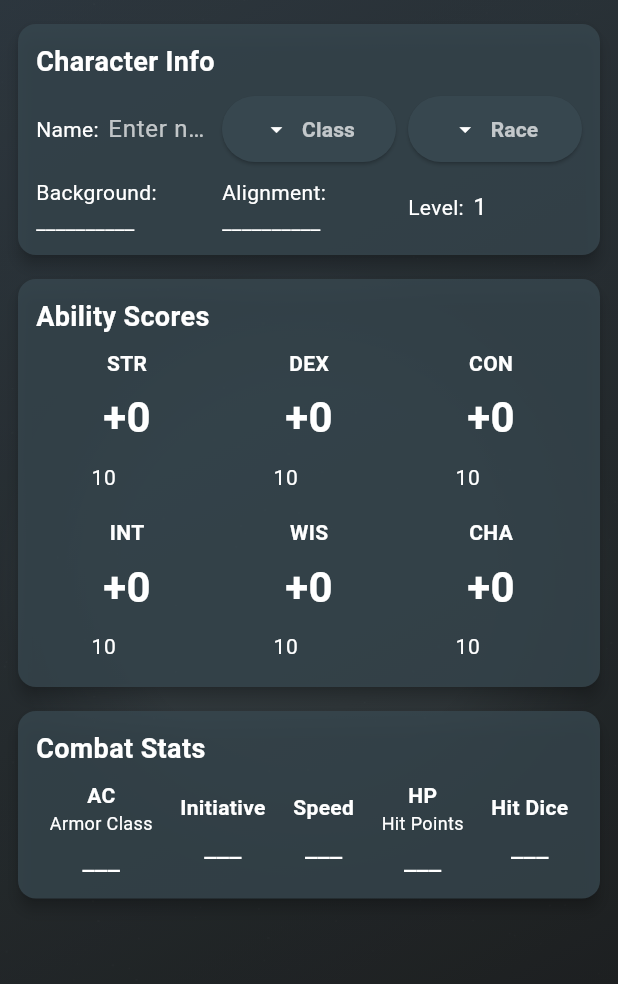
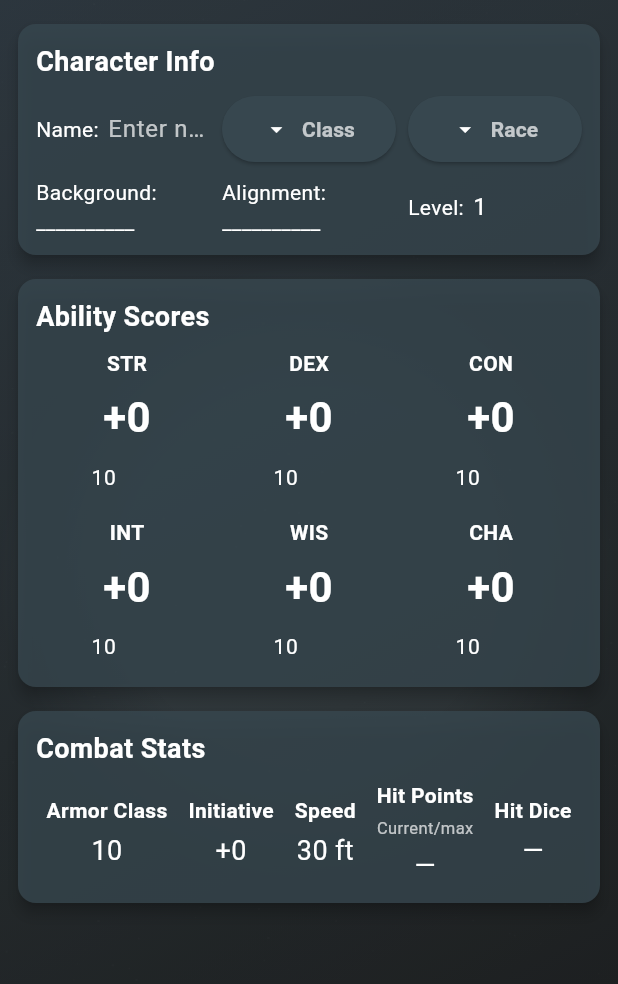
Before and after one commit to Dherman3607/code, a Flutter app: the screen it shows after launch, on a phone screen of 412 x 824 dp, the part 84-1068 px from its top. Run offline on Flutter 3.47's test engine with Material 3 defaults, Android fonts, the phone set to English and light mode, and no system bars.

Commit message:
coninueing work on UI and math for character sheet

```diff
--- a/dnd_app/lib/character_sheet.dart
+++ b/dnd_app/lib/character_sheet.dart
@@ -172,12 +172,39 @@ class _CharacterSheetState extends State<CharacterSheet> {
   }
 
   Widget _buildCombatStat(String name, String subtitle, {String? value}) {
+    // Default placeholders (remove temporary underscores)
+    String displayValue = value ?? '';
+    final key = name.toLowerCase();
+    if (displayValue.isEmpty) {
+      if (key == 'ac')
+        displayValue = '10';
+      else if (key == 'initiative')
+        displayValue = '+0';
+      else if (key == 'speed')
+        displayValue = '30 ft';
+      else
+        displayValue = '—';
+    }
+    // Render full-word label and value. Remove duplicate abbreviation line.
+    final topLabel = subtitle.isNotEmpty ? subtitle : name;
     return Column(
+      crossAxisAlignment: CrossAxisAlignment.center,
       children: [
-        Text(name, style: TextStyle(fontWeight: FontWeight.bold)),
-        if (subtitle.isNotEmpty) Text(subtitle, style: TextStyle(fontSize: 12)),
+        // Full word label (bold)
+        Text(topLabel,
+            style: TextStyle(fontWeight: FontWeight.bold),
+            textAlign: TextAlign.center),
+        // Slightly smaller gap before subtitle for consistent vertical rhythm
         SizedBox(height: 4),
-        Text(value ?? '___', style: TextStyle(fontSize: 18)),
+        // For Hit Points, show a small 'Current/max' guideline under the label
+        if (topLabel.toLowerCase() == 'hit points') ...[
+          Text('Current/max',
+              style: TextStyle(fontSize: 11, color: Colors.white70)),
+          // Bring the value closer to the subtitle
+          SizedBox(height: 4),
+        ],
+        // Value
+        Text(displayValue, style: TextStyle(fontSize: 18)),
       ],
     );
   }
```
